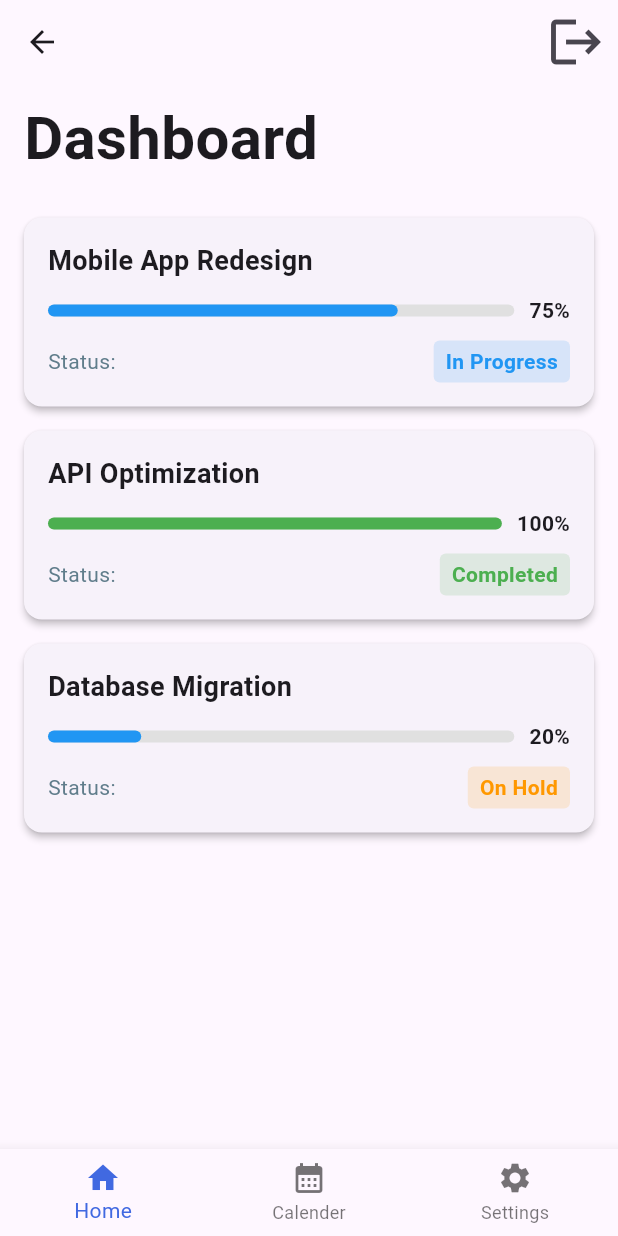
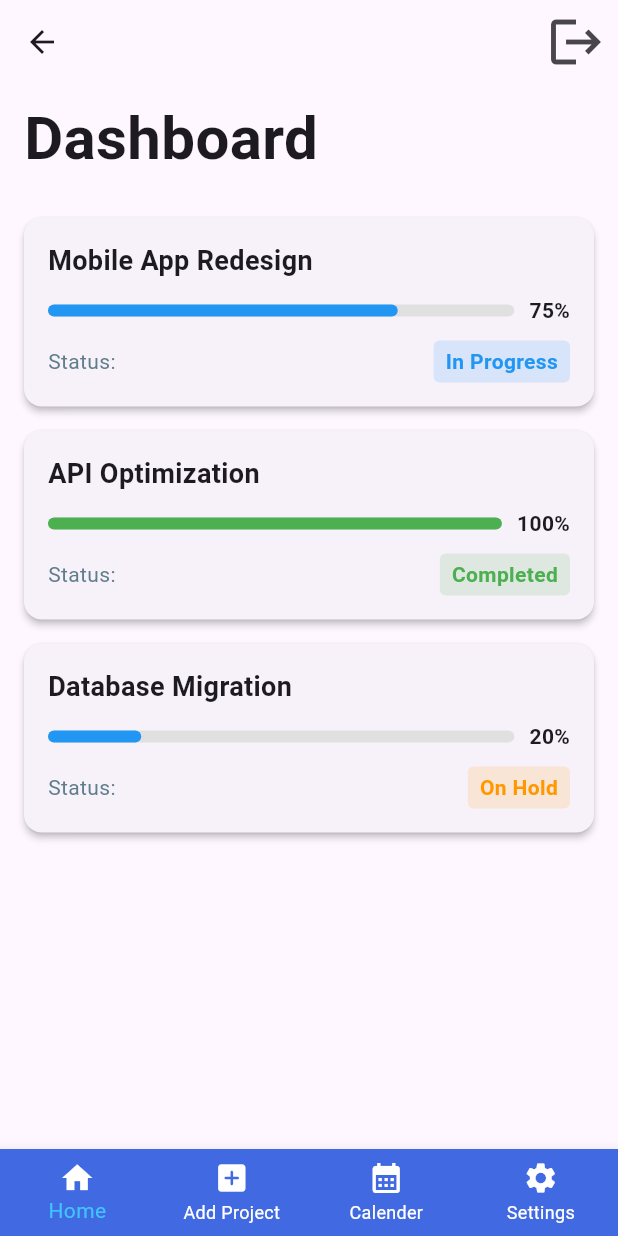
Before and after one commit to Moazzamkhan19/Shigoto, a Flutter app: the Dashboardscreen screen opened by its route, on a phone screen of 412 x 824 dp. Run offline on Flutter 3.47's test engine with Material 3 defaults, Android fonts, the phone set to English and light mode, and no system bars.

```diff
--- a/lib/View/DashboardScreen.dart
+++ b/lib/View/DashboardScreen.dart
@@ -1,5 +1,6 @@
 import 'package:flutter/material.dart';
 import 'package:shigoto/View/LoginScreen.dart';
+import 'package:shigoto/View/ProjectBoardScreen.dart';
 
 class Dashboardscreen extends StatefulWidget {
   const Dashboardscreen({super.key});
@@ -45,7 +46,11 @@ class _DashboardscreenState extends State<Dashboardscreen> {
     final double rate = project['completion_rate'] as double? ?? 0.0;
     final String status = project['status'] as String? ?? 'Unknown';
 
-    return Card(
+    return InkWell(
+      onTap: (){
+        Navigator.pushReplacementNamed(context, '/ProjectBoard');
+      },
+      child: Card(
         margin: const EdgeInsets.symmetric(horizontal: 16.0, vertical: 8.0),
         elevation: 2.0,
         child: Padding(
@@ -104,7 +109,9 @@ class _DashboardscreenState extends State<Dashboardscreen> {
             ],
           ),
         ),
+      ),
     );
+
   }
 
   @override
@@ -144,21 +151,28 @@ class _DashboardscreenState extends State<Dashboardscreen> {
         ],
       ),
       bottomNavigationBar: BottomNavigationBar(
+        type: BottomNavigationBarType.fixed,
+        backgroundColor: const Color(0xFF4169E1),
+        unselectedItemColor: Colors.white,
         items: const <BottomNavigationBarItem>[
           BottomNavigationBarItem(
-            icon: Icon(Icons.home),
+            icon: Icon(Icons.home,color:Colors.white,),
             label: 'Home',
           ),
           BottomNavigationBarItem(
-            icon: Icon(Icons.calendar_month),
+            icon: Icon(Icons.add_box_rounded,color:Colors.white,),
+            label: 'Add Project',
+          ),
+          BottomNavigationBarItem(
+            icon: Icon(Icons.calendar_month,color:Colors.white,),
             label: 'Calender',
           ),
           BottomNavigationBarItem(
-            icon: Icon(Icons.settings),
+            icon: Icon(Icons.settings,color:Colors.white,),
             label: 'Settings',
           ),
         ],
-        selectedItemColor: Color(0xFF4169E1),
+        selectedItemColor: Colors.lightBlueAccent,
       ),
     );
   }
--- a/lib/View/SplashScreen.dart
+++ b/lib/View/SplashScreen.dart
@@ -2,23 +2,6 @@ import 'package:flutter/material.dart';
 import 'dart:async';
 
 import 'LoginScreen.dart';
-
-void main() {
-  runApp(const MyApp());
-}
-
-class MyApp extends StatelessWidget {
-  const MyApp({super.key});
-
-  @override
-  Widget build(BuildContext context) {
-    return const MaterialApp(
-      debugShowCheckedModeBanner: false,
-      home: SplashScreen(),
-    );
-  }
-}
-
 class SplashScreen extends StatefulWidget {
   const SplashScreen({super.key});
 
--- a/lib/View/main.dart
+++ b/lib/View/main.dart
@@ -1,4 +1,5 @@
 import 'package:flutter/material.dart';
+import 'package:shigoto/View/ProjectBoardScreen.dart';
 import 'package:shigoto/View/SplashScreen.dart';
 import 'package:shigoto/View/LoginScreen.dart';
 import 'package:shigoto/View/DashboardScreen.dart';
@@ -14,13 +15,15 @@ class MyApp extends StatelessWidget {
   Widget build(BuildContext context) {
     return MaterialApp(
       debugShowCheckedModeBanner: false,
-      home: const SplashScreen(),
+     home: const SplashScreen(),
       routes: {
         '/login': (context) => const Loginscreen(),
         '/Dashboard': (context) => const Dashboardscreen(),
+        '/ProjectBoard':(context)=>const Projectboardscreen(),
       }
       /*home: const Loginscreen(),*/
       /* home: const Dashboardscreen(),*/
+
     );
   }
 }
```
Also changed, not shown: lib/View/ProjectBoardScreen.dart (added, +143 -0 lines), lib/View/SigninScreen.dart (added, +14 -0 lines). Lines whose indentation alone changed are shown as unchanged.
